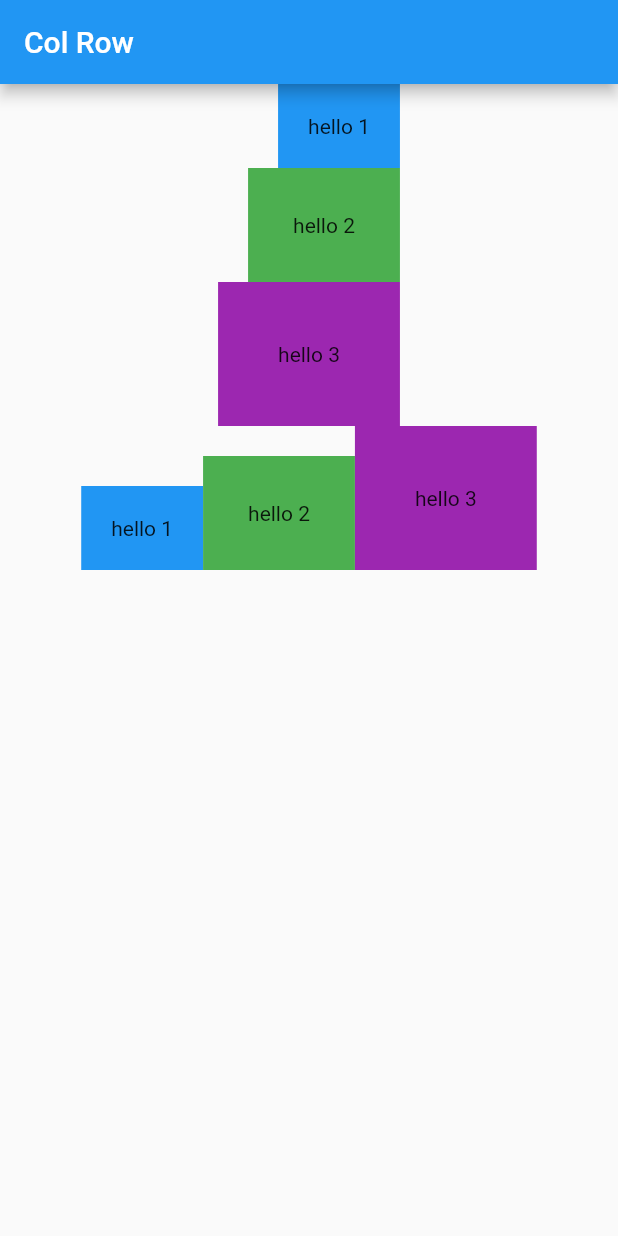
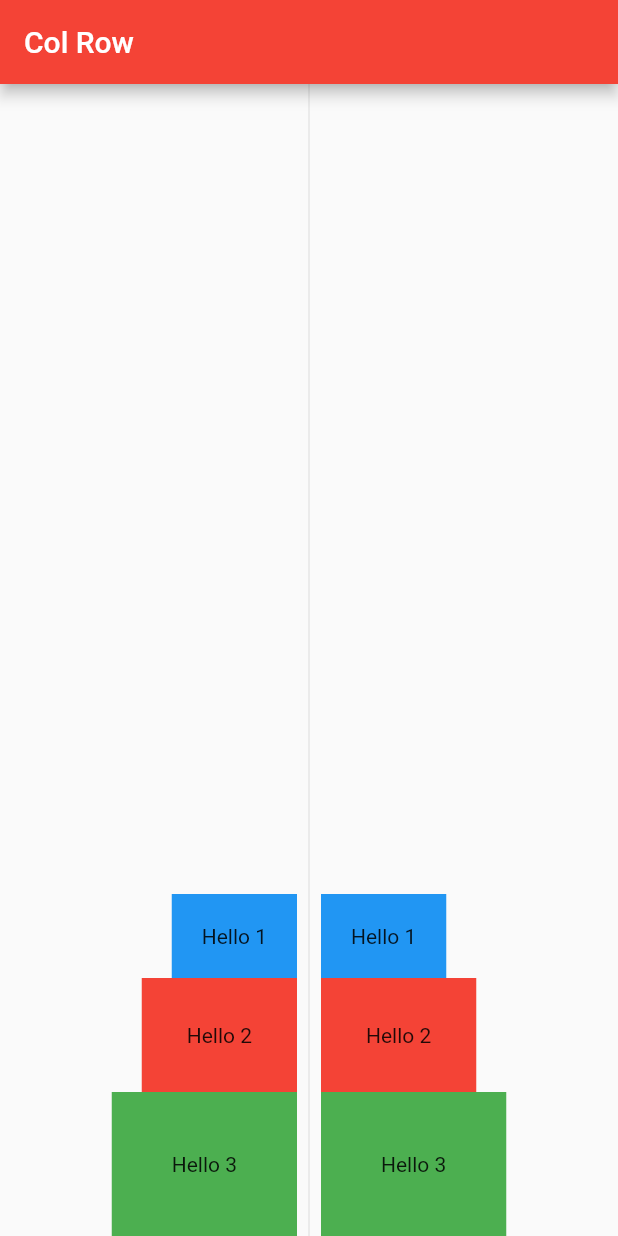
Before and after one commit to Taste-the-Thunder/flutter-col-row-exe, a Flutter app: the screen it shows after launch, on a phone screen of 412 x 824 dp. Run offline on Flutter 3.47's test engine with Material 2 defaults, Android fonts, the phone set to English and light mode, and no system bars.

Commit message:
col row done

```diff
--- a/lib/main.dart
+++ b/lib/main.dart
@@ -11,51 +11,54 @@ class MyApp extends StatelessWidget{
       home: Scaffold(
         appBar: AppBar(
           title: Text('Col Row'),
+          backgroundColor: Colors.red,
         ),
-        body: Column(
+        body: Row(
+          mainAxisAlignment: MainAxisAlignment.center,
           children: [
             Column(
-              mainAxisAlignment: MainAxisAlignment.center,
+              mainAxisAlignment: MainAxisAlignment.end,
               crossAxisAlignment: CrossAxisAlignment.end,
               children: [
                 Container(
+                  color: Colors.blue,
                   padding: EdgeInsets.all(20),
-                  color: Colors.blue,
-                  child: Text('hello 1'),
+                  child: Text('Hello 1'),
                 ),
                 Container(
+                  color: Colors.red,
                   padding: EdgeInsets.all(30),
-                  color: Colors.green,
-                  child: Text('hello 2'),
+                  child: Text('Hello 2'),
                 ),
                 Container(
+                  color: Colors.green,
                   padding: EdgeInsets.all(40),
-                  color: Colors.purple,
-                  child: Text('hello 3'),
-                ),
+                  child: Text('Hello 3'),
+                )
               ],
             ),
-            Row(
-              mainAxisAlignment: MainAxisAlignment.center,
-              crossAxisAlignment: CrossAxisAlignment.end,
+            VerticalDivider(),
+            Column(
+              mainAxisAlignment: MainAxisAlignment.end,
+              crossAxisAlignment: CrossAxisAlignment.start,
               children: [
                 Container(
+                  color: Colors.blue,
                   padding: EdgeInsets.all(20),
-                  color: Colors.blue,
-                  child: Text('hello 1'),
+                  child: Text('Hello 1'),
                 ),
                 Container(
+                  color: Colors.red,
                   padding: EdgeInsets.all(30),
-                  color: Colors.green,
-                  child: Text('hello 2'),
+                  child: Text('Hello 2'),
                 ),
                 Container(
+                  color: Colors.green,
                   padding: EdgeInsets.all(40),
-                  color: Colors.purple,
-                  child: Text('hello 3'),
-                ),
+                  child: Text('Hello 3'),
+                )
               ],
-            ),
+            )
           ],
         )
       ),
```
